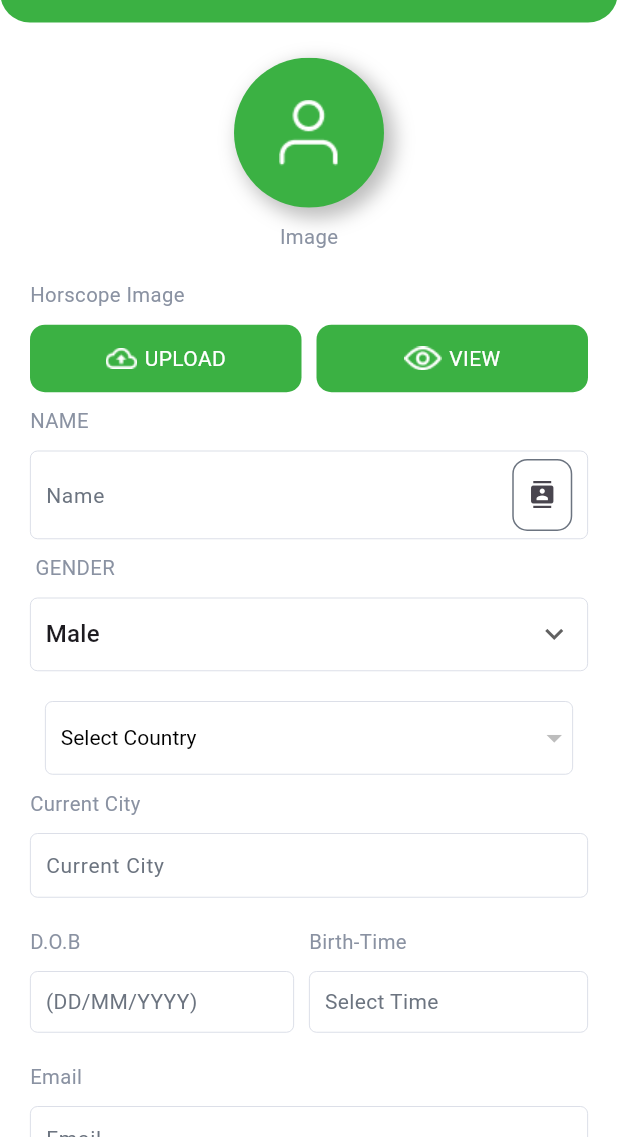
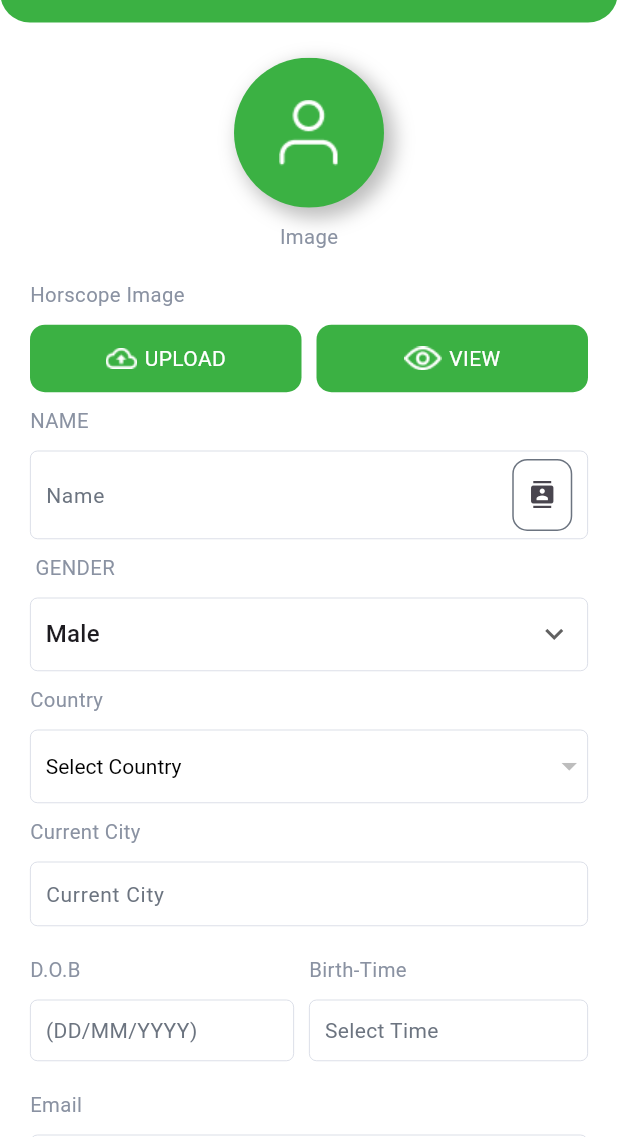
Before and after one commit to Veere6/astro_santhil, a Flutter app: the AddAppointment screen opened directly with empty values, on a phone screen of 412 x 824 dp, the part 99-1236 px from its top. Run offline on Flutter 3.47's test engine with Material 2 defaults, Android fonts, the phone set to English and light mode, and no system bars; our stand-ins replace fluttertoast, image_picker, permission_handler, shared_preferences, table_calendar; missing offline and left inert: fluttercontactpicker; accounts and stored records are empty; network calls fail; Roboto replaces fonts that are missing (Poppins).

Commit message:
commit by veer 21/07/2023

```diff
--- a/lib/models/customer_detail_model.dart
+++ b/lib/models/customer_detail_model.dart
@@ -37,6 +37,7 @@
   String? name;
   String? gender;
   String? place;
+  String? country_id;
   String? city;
   DateTime? dob;
   String? birthTime;
@@ -57,6 +58,7 @@
     this.gender,
     this.place,
     this.city,
+    this.country_id,
     this.dob,
     this.birthTime,
     this.birthPlace,
@@ -77,6 +79,7 @@
     gender: json["gender"],
     place: json["place"],
     city: json["city"],
+    country_id: json["country_id"],
     dob: json["dob"] == null ? null : DateTime.parse(json["dob"]),
     birthTime: json["birth_time"],
     birthPlace: json["birth_place"],
@@ -97,6 +100,7 @@
     "gender": gender,
     "place": place,
     "city": city,
+    "country_id": country_id,
     "dob": "${dob!.year.toString().padLeft(4, '0')}-${dob!.month.toString().padLeft(2, '0')}-${dob!.day.toString().padLeft(2, '0')}",
     "birth_time": birthTime,
     "birth_place": birthPlace,
--- a/lib/networking/services.dart
+++ b/lib/networking/services.dart
@@ -456,7 +456,7 @@
 
   static Future<UpdateCustomerModel> updateCustomer(String cId, String name, String gender, String city, String dob, String birt_time,
       String email, String phone, String catId, String subCatId, String place, String text, String birthPlace,
-      File image, File hImage) async {
+      File image, File hImage,String selectedCustomer_id) async {
     var request = new http.MultipartRequest("POST", Uri.parse(nameList));
     var Image;
     var hImage;
@@ -481,6 +481,7 @@
     request.fields["place"] = place;
     request.fields["text"] = text;
     request.fields["birth_place"] = birthPlace;
+    request.fields["country_id"] = selectedCustomer_id;
 
     if(Image != null){
       request.files.add(Image);
--- a/lib/view/add_appointment.dart
+++ b/lib/view/add_appointment.dart
@@ -6,13 +6,10 @@
 import 'package:astro_santhil_app/models/counrty_model.dart';
 import 'package:astro_santhil_app/models/sub_category_model.dart';
 import 'package:astro_santhil_app/networking/services.dart';
-import 'package:astro_santhil_app/view/Widget/mycontactpickerwidget.dart';
-import 'package:astro_santhil_app/view/Widget/myimagepickerwidgeth.dart';
 import 'package:astro_santhil_app/view/home.dart';
 import 'package:astro_santhil_app/view/menu.dart';
-import 'package:astro_santhil_app/view/slot_booking.dart';
-import 'package:contacts_service/contacts_service.dart';
 import 'package:flutter/material.dart';
+import 'package:fluttercontactpicker/fluttercontactpicker.dart';
 import 'package:fluttertoast/fluttertoast.dart';
 import 'package:image_picker/image_picker.dart';
 import 'package:permission_handler/permission_handler.dart';
@@ -56,8 +53,6 @@
   TimeOfDay? picked;
   String selectTimes = "Select Time";
   bool clickLoad = false;
-  List<Contact> contacts = [];
-  List<Contact> foundContacts = [];
   bool isLoading = false;
   late CountryModel _countryModel;
   List<String> countryList = ["Select Country",];
@@ -275,8 +270,8 @@
         phoneNumber.text,
         categoryId,
         subCategoryId,
+        selectedCustomer_id,
         text.text,
-        selectedCustomer_id,
         birthPlace.text,
         uimage,
         himage);
@@ -323,11 +318,13 @@
 
   void pickContact(BuildContext context) async {
     try {
-      final Contact? contact = await ContactsService.openDeviceContactPicker();
+
+      final PhoneContact contact =
+      await FlutterContactPicker.pickPhoneContact();
       setState(() {
-        userName.text = contact?.displayName ?? "";
-        if (contact!.phones!.isNotEmpty) {
-          phoneNumber.text = contact?.phones?[0].value ?? "";
+        userName.text = contact?.fullName ?? "";
+        if (contact!.phoneNumber!.number!.isNotEmpty) {
+          phoneNumber.text = contact?.phoneNumber?.number ?? "";
         } else {
           phoneNumber.text = '';
         }
@@ -735,7 +732,19 @@
                           //   ),
                           // ),
                           Container(
-                            margin: EdgeInsets.only(left: 10.0, top: 20.0, right: 10.0),
+                            margin: EdgeInsets.only(top: 10.0, bottom: 10.0),
+                            child: Text(
+                              'Country',
+                              style: TextStyle(
+                                color: Color(0xFF8A92A2),
+                                fontSize: 13.55,
+                                fontFamily: 'Poppins',
+                                fontWeight: FontWeight.w400,
+                              ),
+                            ),
+                          ),
+                          Container(
+                            margin: EdgeInsets.only(left: 0.0, top: 0.0, right: 0.0),
                             padding: EdgeInsets.only(left: 10.0),
                             width: MediaQuery.of(context).size.width,
                             decoration: ShapeDecoration(
```
Also changed, not shown: lib/view/edit_customer.dart (+96 -2 lines), 2 other files.
